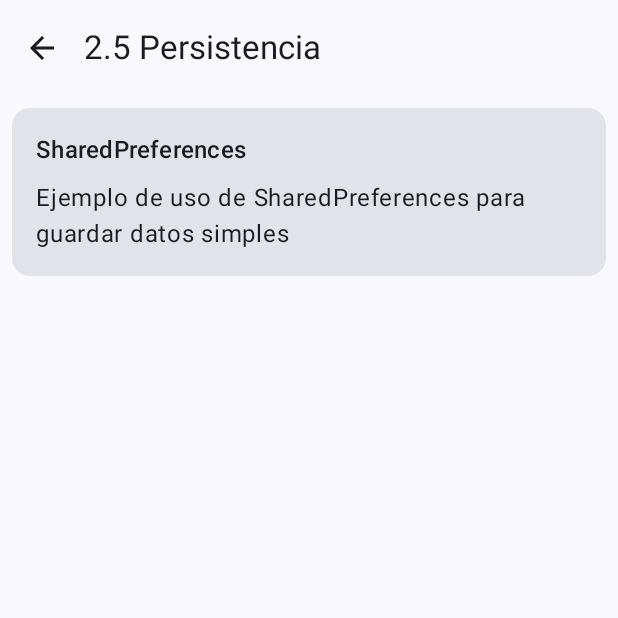
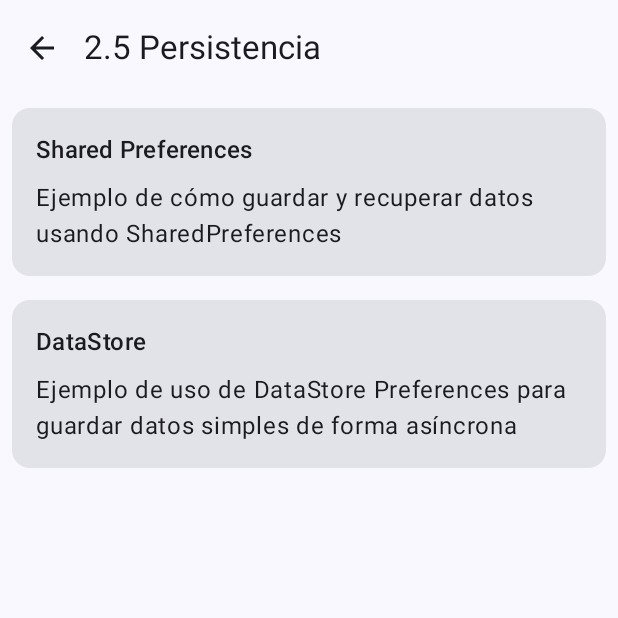
Before and after one commit to antoniolg/Framework-Samples-Compose, an Android app built with Jetpack Compose: the PersistenceSamplesScreen screen opened through its navigation route, on a phone screen of 412 x 824 dp, the top half of it. Run offline under Robolectric (Android 15) with nearby library versions, the phone set to English and light mode, and no system bars.

Commit message:
Persistence: DataStore

```diff
--- a/app/build.gradle.kts
+++ b/app/build.gradle.kts
@@ -54,6 +54,7 @@ dependencies {
     implementation(libs.androidx.material3)
     implementation(libs.androidx.navigation.compose)
     implementation(libs.kotlinx.serialization.json)
+    implementation(libs.androidx.datastore.preferences)
     testImplementation(libs.junit)
     androidTestImplementation(libs.androidx.junit)
     androidTestImplementation(libs.androidx.espresso.core)
--- a/app/src/main/java/com/antonioleiva/frameworksamples/ui/navigation/persistenceNav.kt
+++ b/app/src/main/java/com/antonioleiva/frameworksamples/ui/navigation/persistenceNav.kt
@@ -3,6 +3,7 @@ package com.antonioleiva.frameworksamples.ui.navigation
 import androidx.navigation.NavGraphBuilder
 import androidx.navigation.NavHostController
 import androidx.navigation.compose.composable
+import com.antonioleiva.frameworksamples.ui.screens.persistence.DataStoreScreen
 import com.antonioleiva.frameworksamples.ui.screens.persistence.PersistenceSamplesScreen
 import com.antonioleiva.frameworksamples.ui.screens.persistence.SharedPreferencesScreen
 
@@ -19,4 +20,10 @@ fun NavGraphBuilder.persistenceNav(navController: NavHostController) {
             onBack = { navController.popBackStack() }
         )
     }
+
+    composable<DataStoreScreen> {
+        DataStoreScreen(
+            onBack = { navController.popBackStack() }
+        )
+    }
 }
--- a/app/src/main/java/com/antonioleiva/frameworksamples/ui/screens/persistence/PersistenceSamplesScreen.kt
+++ b/app/src/main/java/com/antonioleiva/frameworksamples/ui/screens/persistence/PersistenceSamplesScreen.kt
@@ -12,6 +12,11 @@ val persistenceSamples = listOf(
         titleRes = R.string.shared_preferences,
         descriptionRes = R.string.shared_preferences_description,
         destination = SharedPreferencesScreen
+    ),
+    Sample(
+        titleRes = R.string.data_store,
+        descriptionRes = R.string.data_store_description,
+        destination = DataStoreScreen
     )
 )
 
--- a/app/src/main/res/values/strings.xml
+++ b/app/src/main/res/values/strings.xml
@@ -79,10 +79,19 @@
     <string name="notification_download_complete">Descarga completada</string>
 
     <!-- Persistence -->
-    <string name="shared_preferences">SharedPreferences</string>
-    <string name="shared_preferences_description">Ejemplo de uso de SharedPreferences para guardar datos simples</string>
-    <string name="text_hint">Escribe algo…</string>
+    <string name="shared_preferences">Shared Preferences</string>
+    <string name="shared_preferences_description">Ejemplo de cómo guardar y recuperar datos usando SharedPreferences</string>
+    <string name="text_hint">Escribe un texto</string>
     <string name="save">Guardar</string>
     <string name="delete">Eliminar</string>
     <string name="shared_preferences_instructions">Este ejemplo demuestra cómo usar SharedPreferences para guardar y recuperar datos simples. El texto que escribas se guardará automáticamente y se recuperará cuando vuelvas a abrir la aplicación.</string>
+    <string name="data_store">DataStore</string>
+    <string name="data_store_description">Ejemplo de uso de DataStore Preferences para guardar datos simples de forma asíncrona</string>
+    <string name="data_store_instructions">Este ejemplo demuestra cómo usar DataStore Preferences para guardar y recuperar datos de forma asíncrona. DataStore es la nueva API recomendada por Google para persistencia de datos simples, que reemplaza a SharedPreferences.</string>
+
+    <!-- DataStore -->
+    <string name="dataStoreTitle">DataStore</string>
+    <string name="dataStoreDescription">Ejemplo de persistencia de datos usando DataStore</string>
+    <string name="dataStoreInstructions">Escribe un texto y verás cómo se guarda automáticamente usando DataStore</string>
+    <string name="dataStoreTextFieldLabel">Texto a guardar</string>
 </resources>
--- a/gradle/libs.versions.toml
+++ b/gradle/libs.versions.toml
@@ -10,6 +10,7 @@ activityCompose = "1.10.1"
 composeBom = "2025.04.01"
 navigation = "2.8.9"
 kotlinx-serialization = "1.7.3"
+datastore = "1.1.4"
 
 [libraries]
 androidx-core-ktx = { group = "androidx.core", name = "core-ktx", version.ref = "coreKtx" }
@@ -28,6 +29,7 @@ androidx-ui-test-junit4 = { group = "androidx.compose.ui", name = "ui-test-junit
 androidx-material3 = { group = "androidx.compose.material3", name = "material3" }
 androidx-navigation-compose = { group = "androidx.navigation", name = "navigation-compose", version.ref = "navigation" }
 kotlinx-serialization-json = { group = "org.jetbrains.kotlinx", name = "kotlinx-serialization-json", version.ref = "kotlinx-serialization" }
+androidx-datastore-preferences = { group = "androidx.datastore", name = "datastore-preferences", version.ref = "datastore" }
 
 [plugins]
 android-application = { id = "com.android.application", version.ref = "agp" }
```
Also changed, not shown: app/src/main/java/com/antonioleiva/frameworksamples/ui/screens/persistence/DataStoreScreen.kt (added, +110 -0 lines).
